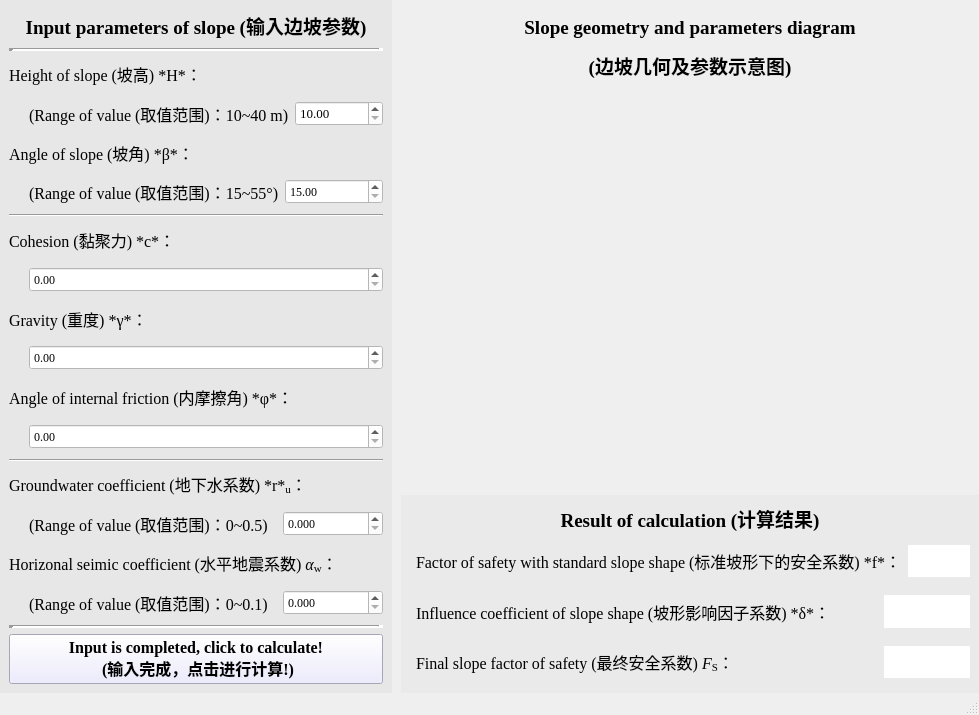
Before: the Qt Designer form rec_files/MainWindow.ui in ShiguiHuang/ICSS-Slope, drawn with Qt 5.
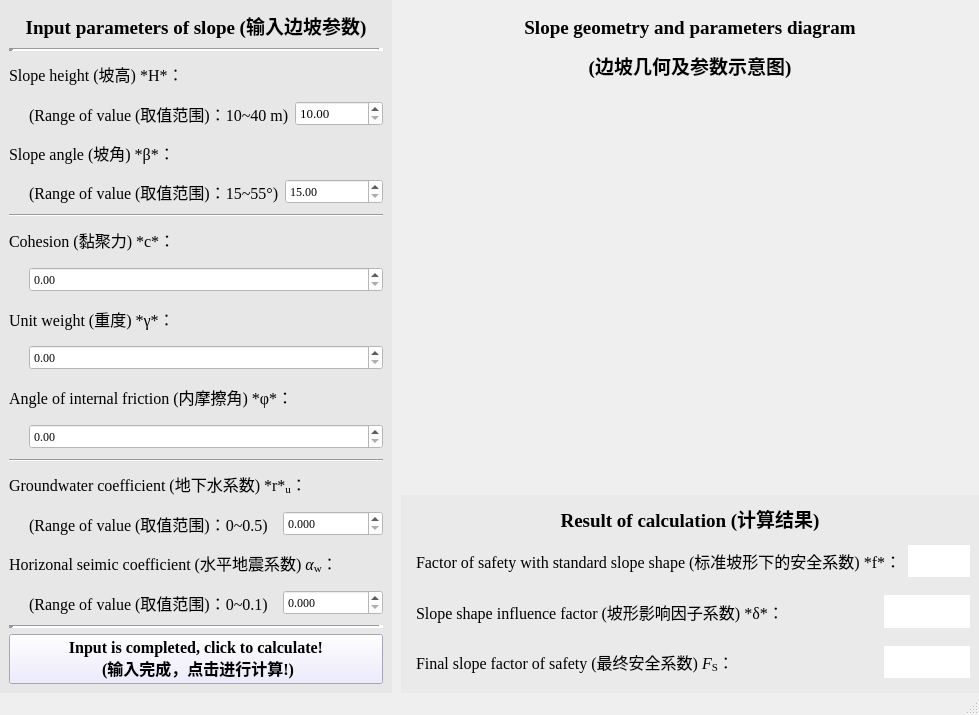
After: the same form once the commit is applied. Icons and pictures are not drawn.

Commit message: 文字修改

The edit to the form file:
```diff
--- a/rec_files/MainWindow.ui
+++ b/rec_files/MainWindow.ui
@@ -106,7 +106,7 @@
           </font>
          </property>
          <property name="text">
-          <string>Height of slope (坡高) *H*：</string>
+          <string>Slope height (坡高) *H*：</string>
          </property>
          <property name="textFormat">
           <enum>Qt::MarkdownText</enum>
@@ -202,7 +202,7 @@
           </font>
          </property>
          <property name="text">
-          <string>Angle of slope (坡角) *β*：</string>
+          <string>Slope angle (坡角) *β*：</string>
          </property>
          <property name="textFormat">
           <enum>Qt::MarkdownText</enum>
@@ -362,7 +362,7 @@
           </font>
          </property>
          <property name="text">
-          <string>Gravity (重度) *γ*：</string>
+          <string>Unit weight (重度) *γ*：</string>
          </property>
          <property name="textFormat">
           <enum>Qt::MarkdownText</enum>
@@ -890,7 +890,7 @@
                 </font>
                </property>
                <property name="text">
-                <string>Influence coefficient of slope shape (坡形影响因子系数) *δ*：</string>
+                <string>Slope shape influence factor (坡形影响因子系数) *δ*：</string>
                </property>
                <property name="textFormat">
                 <enum>Qt::MarkdownText</enum>
```
The commit also changes 1 other file.
